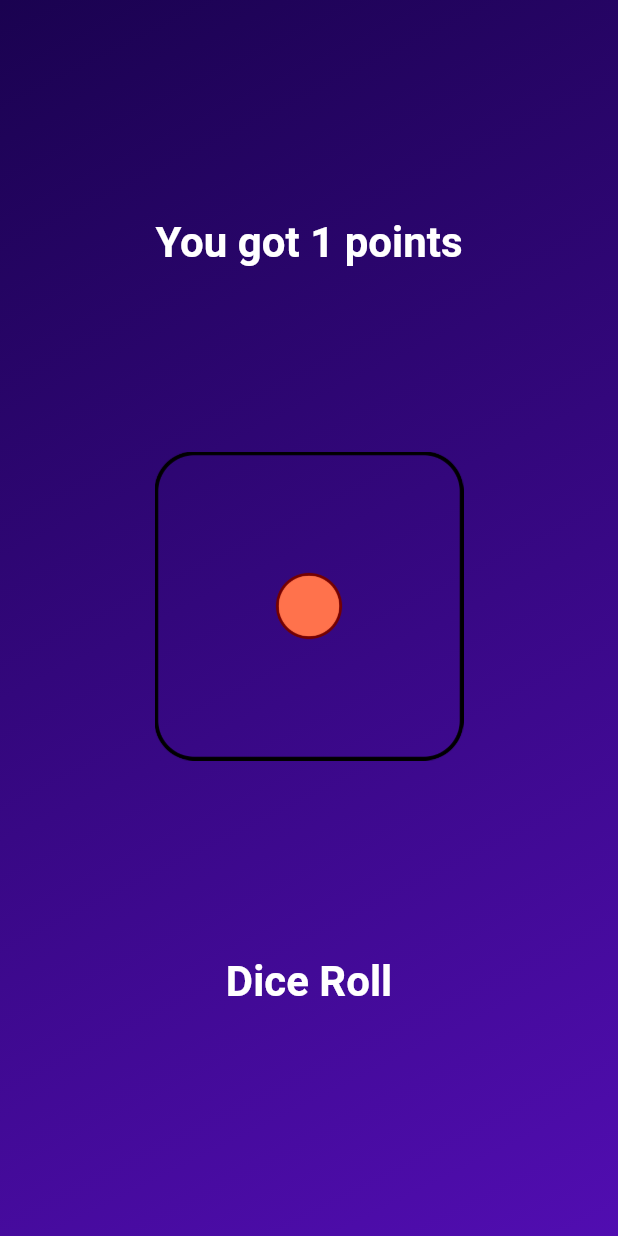
After one commit to ChanderParkash179/FlutterJourney, a Flutter app: the screen it shows after launch, on a phone screen of 412 x 824 dp. The commit adds this screen. Run offline on Flutter 3.47's test engine with Material 2 defaults, Android fonts, the phone set to English and light mode, and no system bars; Roboto replaces fonts that are missing (Times New Roman).

Commit message:
created dice-roll game [PROJECT-01]++

```diff
--- /dev/null
+++ b/lib/projects/dice_game.dart
@@ -0,0 +1,61 @@
+import 'dart:math';
+
+import 'package:flutter/material.dart';
+import 'package:flutter_journey/tasks/custom_text_widget_01.dart';
+
+final random = Random();
+
+class DiceGame extends StatefulWidget {
+  const DiceGame({super.key});
+
+  @override
+  State<DiceGame> createState() => _DiceGameState();
+}
+
+class _DiceGameState extends State<DiceGame> {
+  var p = 1;
+
+  changeDice() {
+    p = random.nextInt(6) + 1;
+  }
+
+  @override
+  Widget build(BuildContext context) {
+    var _width = MediaQuery.of(context).size.width;
+    var _height = MediaQuery.of(context).size.height;
+
+    return Center(
+      child: Column(
+        mainAxisSize: MainAxisSize.min,
+        children: [
+          StyledText('You got $p points', 28),
+          const SizedBox(
+            height: 20,
+          ),
+          Image.asset(
+            'assets/images/dice/dice$p.png',
+            height: _height * .5,
+            width: _width * .5,
+          ),
+          const SizedBox(
+            height: 20,
+          ),
+          TextButton(
+            onPressed: () {
+              setState(() {
+                changeDice();
+              });
+            },
+            style: TextButton.styleFrom(
+              foregroundColor: Colors.white,
+            ),
+            child: const StyledText(
+              'Dice Roll',
+              28,
+            ),
+          ),
+        ],
+      ),
+    );
+  }
+}
```
Also changed, not shown: lib/widgets/gradient_color.dart (+3 -46 lines).
